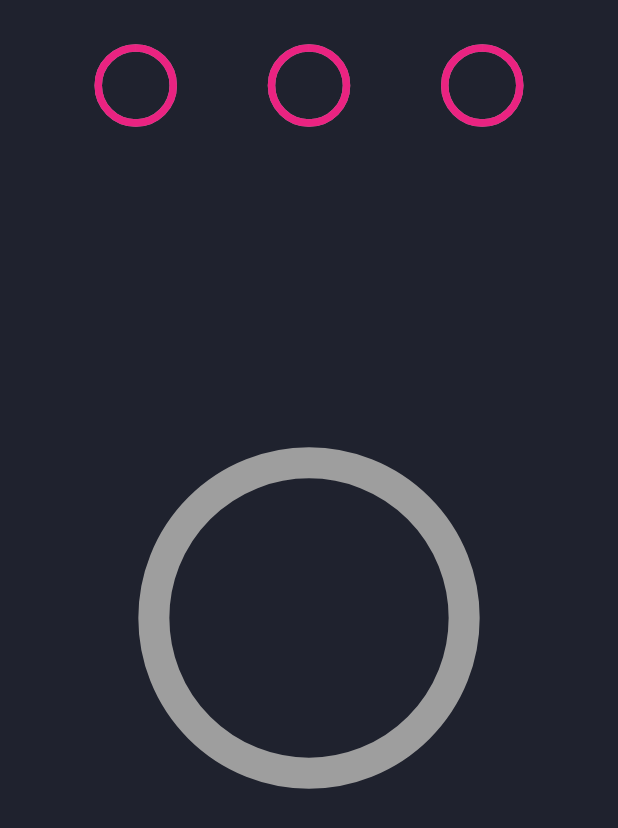
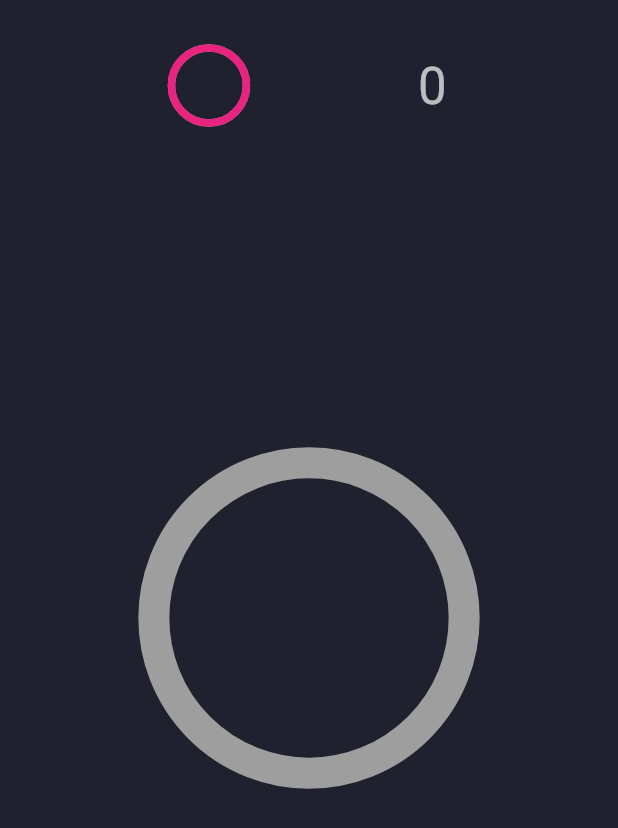
Before and after one commit to aelavell/DailyPractice, a Flutter app: the screen it shows after launch, on a phone screen of 412 x 824 dp. Shown: the top 828 px of the screen. Run offline on Flutter 3.47's test engine with Material 2 defaults, Android fonts, the phone set to English and light mode, and no system bars.

Commit message:
[app state] add a counter which keeps track of how many times you've completed the interaction

```diff
--- a/lib/AccomplishmentControl.dart
+++ b/lib/AccomplishmentControl.dart
@@ -1,6 +1,8 @@
 import 'package:flutter/material.dart';
 import 'package:flutter/animation.dart';
 import 'AccomplishmentCircle.dart';
+import 'package:provider/provider.dart';
+import 'Counter.dart';
 
 class AccomplishmentControl extends StatefulWidget {
   _AccomplishmentControlState createState() => _AccomplishmentControlState();
@@ -36,6 +38,7 @@ class _AccomplishmentControlState extends State<AccomplishmentControl> with Tick
         });
         Future.delayed(completionDuration * 7 + const Duration(milliseconds: 100), () {
           completionController.stop();
+          Provider.of<Counter>(context, listen: false).increment();
           // exitController.forward();
         });
       }
--- /dev/null
+++ b/lib/Counter.dart
@@ -0,0 +1,10 @@
+import 'package:flutter/foundation.dart';
+
+class Counter with ChangeNotifier {
+  int value = 0;
+  void increment() {
+    value += 1;
+    notifyListeners();
+    print("incremented");
+  }
+}
--- a/lib/DailyPracticeApp.dart
+++ b/lib/DailyPracticeApp.dart
@@ -3,6 +3,8 @@ import 'package:flutter/material.dart';
 import 'package:flutter/cupertino.dart';
 import 'AccomplishmentControl.dart';
 import 'AccomplishedAnimation.dart';
+import 'package:provider/provider.dart';
+import 'Counter.dart';
 
 class DailyPracticeApp extends StatelessWidget {
  @override
@@ -20,8 +22,14 @@ class DailyPracticeApp extends StatelessWidget {
            padding: const EdgeInsets.only(top: 32.0),
            child: Row(children: <Widget>[
              AccomplishmentCircle(value: 1.0, width: 50, height: 50,),
-             AccomplishmentCircle(value: 1.0, width: 50, height: 50,),
-             AccomplishmentCircle(value: 1.0, width: 50, height: 50,),
+             Consumer<Counter>(
+              builder: (context, counter, child) => Text(
+                '${counter.value}',
+                style: Theme.of(context).textTheme.display1,
+              ),
+            ),
+            //  AccomplishmentCircle(value: 1.0, width: 50, height: 50,),
+            //  AccomplishmentCircle(value: 1.0, width: 50, height: 50,),
             ],
             mainAxisAlignment: MainAxisAlignment.spaceEvenly,
            ),
@@ -34,6 +42,7 @@ class DailyPracticeApp extends StatelessWidget {
    );
  }
 }
+
 
 
 const MaterialColor whiteSwatch = const MaterialColor(
--- a/pubspec.yaml
+++ b/pubspec.yaml
@@ -20,6 +20,7 @@ dependencies:
   flutter:
     sdk: flutter
 
+  provider: ^3.0.0
 
   # The following adds the Cupertino Icons font to your application.
   # Use with the CupertinoIcons class for iOS style icons.
```
Also changed, not shown: lib/main.dart (+8 -5 lines), pubspec.lock.
